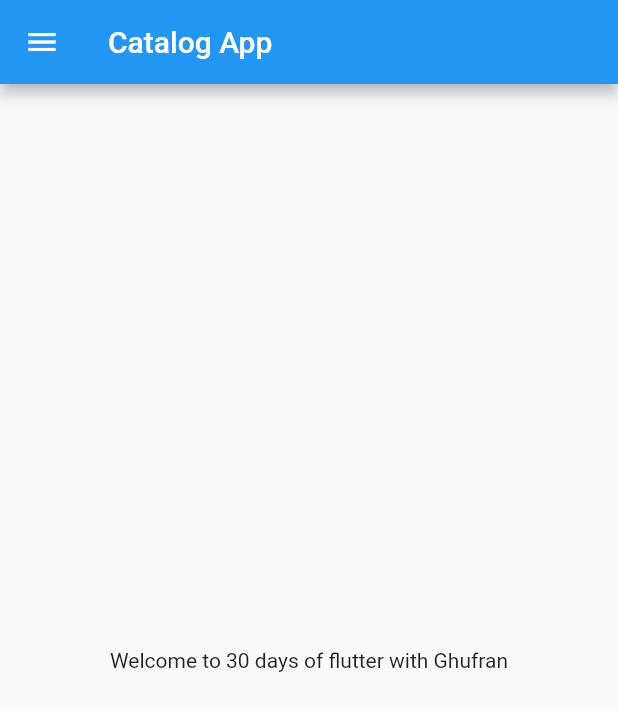
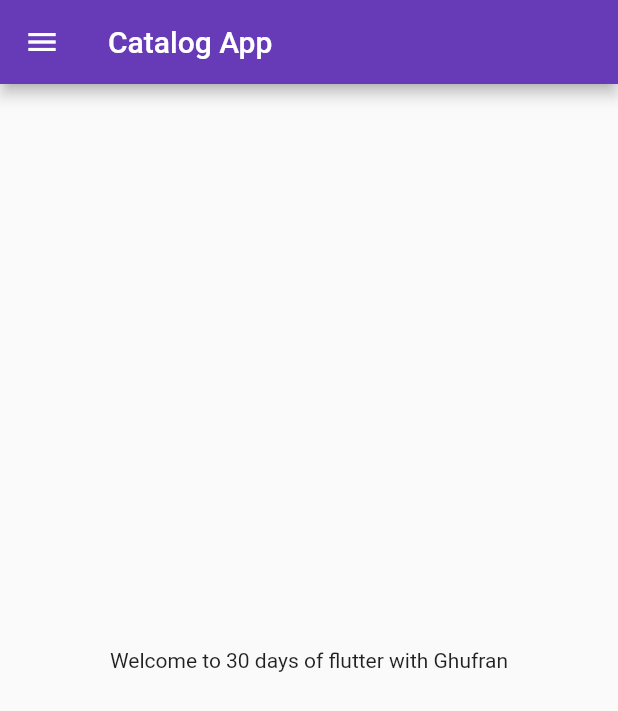
Before and after one commit to sghufranmehdi/flutter_catalog, a Flutter app: the screen it shows after launch, on a phone screen of 412 x 824 dp. Shown: the top 711 px of the screen. Run offline on Flutter 3.47's test engine with Material 2 defaults, Android fonts, the phone set to English and light mode, and no system bars.

Commit message:
function,Classes, ROutes,Theme and text Learned

```diff
--- a/lib/main.dart
+++ b/lib/main.dart
@@ -1,5 +1,6 @@
 import 'package:flutter/material.dart';
-import 'package:flutter_catalog/homePage.dart';
+import 'package:flutter_catalog/pages/homePage.dart';
+import 'package:flutter_catalog/pages/loginPage.dart';
 
 void main() {
   runApp(MyApp());
@@ -11,7 +12,15 @@ class MyApp extends StatelessWidget {
   @override
   Widget build(BuildContext context) {
     return MaterialApp(
-      home: HomePage(),
+      themeMode: ThemeMode.light,
+      theme: ThemeData(primarySwatch: Colors.deepPurple),
+      darkTheme: ThemeData(brightness: Brightness.dark),
+      initialRoute: "/home",
+      routes: {
+        "/": (context) => LoginPage(),
+        "/home": (context) => HomePage(),
+        "/login": (context) => LoginPage()
+      },
     );
   }
 }
```
Also changed, not shown: lib/pages/loginPage.dart (added, +21 -0 lines), lib/pages/homePage.dart (renamed from lib/homePage.dart).
